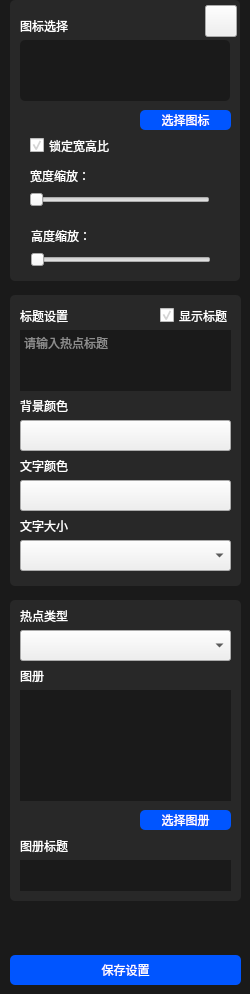
Above: trunk2/Include_720/project_edit_hotpoint_set.ui from lkpopo/PC_dimension before the change. Below: the same form after it.
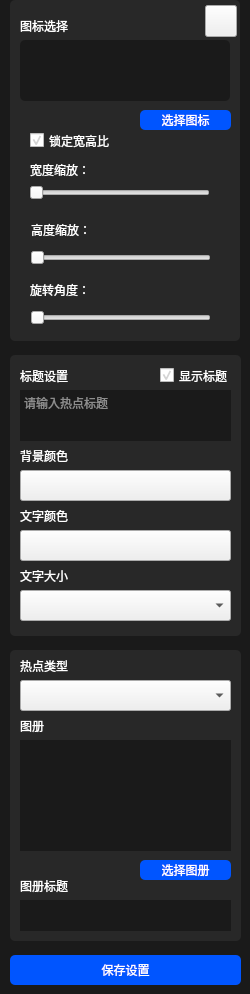
That is the form after the change.

The edit to the form file:
```diff
--- a/trunk2/Include_720/project_edit_hotpoint_set.ui
+++ b/trunk2/Include_720/project_edit_hotpoint_set.ui
@@ -35,7 +35,7 @@
      <x>10</x>
      <y>0</y>
      <width>230</width>
-     <height>281</height>
+     <height>341</height>
     </rect>
    </property>
    <property name="styleSheet">
@@ -137,9 +137,9 @@
    <property name="geometry">
     <rect>
      <x>10</x>
-     <y>295</y>
+     <y>355</y>
      <width>231</width>
-     <height>291</height>
+     <height>281</height>
     </rect>
    </property>
    <property name="styleSheet">
@@ -154,9 +154,9 @@
    <property name="geometry">
     <rect>
      <x>20</x>
-     <y>330</y>
+     <y>390</y>
      <width>211</width>
-     <height>61</height>
+     <height>51</height>
     </rect>
    </property>
    <property name="toolTip">
@@ -175,7 +175,7 @@
    <property name="geometry">
     <rect>
      <x>20</x>
-     <y>300</y>
+     <y>360</y>
      <width>121</width>
      <height>31</height>
     </rect>
@@ -191,7 +191,7 @@
    <property name="geometry">
     <rect>
      <x>160</x>
-     <y>300</y>
+     <y>360</y>
      <width>81</width>
      <height>31</height>
     </rect>
@@ -213,7 +213,7 @@
      <x>30</x>
      <y>130</y>
      <width>161</width>
-     <height>31</height>
+     <height>21</height>
     </rect>
    </property>
    <property name="styleSheet">
@@ -231,9 +231,9 @@
    <property name="geometry">
     <rect>
      <x>29</x>
-     <y>190</y>
+     <y>185</y>
      <width>181</width>
-     <height>20</height>
+     <height>15</height>
     </rect>
    </property>
    <property name="orientation">
@@ -246,7 +246,7 @@
      <x>30</x>
      <y>160</y>
      <width>71</width>
-     <height>31</height>
+     <height>20</height>
     </rect>
    </property>
    <property name="styleSheet">
@@ -263,7 +263,7 @@
      <x>30</x>
      <y>250</y>
      <width>181</width>
-     <height>20</height>
+     <height>15</height>
     </rect>
    </property>
    <property name="orientation">
@@ -276,7 +276,7 @@
      <x>31</x>
      <y>220</y>
      <width>71</width>
-     <height>31</height>
+     <height>20</height>
     </rect>
    </property>
    <property name="styleSheet">
@@ -309,7 +309,7 @@
      <x>100</x>
      <y>160</y>
      <width>113</width>
-     <height>31</height>
+     <height>20</height>
     </rect>
    </property>
    <property name="styleSheet">
@@ -328,7 +328,7 @@
      <x>100</x>
      <y>220</y>
      <width>113</width>
-     <height>31</height>
+     <height>20</height>
     </rect>
    </property>
    <property name="styleSheet">
@@ -345,7 +345,7 @@
    <property name="geometry">
     <rect>
      <x>20</x>
-     <y>390</y>
+     <y>440</y>
      <width>121</width>
      <height>31</height>
     </rect>
@@ -361,7 +361,7 @@
    <property name="geometry">
     <rect>
      <x>20</x>
-     <y>420</y>
+     <y>470</y>
      <width>211</width>
      <height>31</height>
     </rect>
@@ -374,7 +374,7 @@
    <property name="geometry">
     <rect>
      <x>20</x>
-     <y>480</y>
+     <y>530</y>
      <width>211</width>
      <height>31</height>
     </rect>
@@ -387,7 +387,7 @@
    <property name="geometry">
     <rect>
      <x>20</x>
-     <y>450</y>
+     <y>500</y>
      <width>121</width>
      <height>31</height>
     </rect>
@@ -403,7 +403,7 @@
    <property name="geometry">
     <rect>
      <x>20</x>
-     <y>510</y>
+     <y>560</y>
      <width>121</width>
      <height>31</height>
     </rect>
@@ -419,7 +419,7 @@
    <property name="geometry">
     <rect>
      <x>20</x>
-     <y>540</y>
+     <y>590</y>
      <width>211</width>
      <height>31</height>
     </rect>
@@ -444,9 +444,9 @@
    <property name="geometry">
     <rect>
      <x>10</x>
-     <y>600</y>
+     <y>650</y>
      <width>231</width>
-     <height>301</height>
+     <height>291</height>
     </rect>
    </property>
    <property name="styleSheet">
@@ -461,7 +461,7 @@
    <property name="geometry">
     <rect>
      <x>20</x>
-     <y>600</y>
+     <y>650</y>
      <width>121</width>
      <height>31</height>
     </rect>
@@ -477,7 +477,7 @@
    <property name="geometry">
     <rect>
      <x>20</x>
-     <y>630</y>
+     <y>680</y>
      <width>211</width>
      <height>31</height>
     </rect>
@@ -496,7 +496,7 @@
    <property name="geometry">
     <rect>
      <x>20</x>
-     <y>690</y>
+     <y>740</y>
      <width>211</width>
      <height>111</height>
     </rect>
@@ -511,7 +511,7 @@
    <property name="geometry">
     <rect>
      <x>20</x>
-     <y>660</y>
+     <y>710</y>
      <width>121</width>
      <height>31</height>
     </rect>
@@ -527,7 +527,7 @@
    <property name="geometry">
     <rect>
      <x>20</x>
-     <y>830</y>
+     <y>870</y>
      <width>121</width>
      <height>31</height>
     </rect>
@@ -543,7 +543,7 @@
    <property name="geometry">
     <rect>
      <x>20</x>
-     <y>860</y>
+     <y>900</y>
      <width>211</width>
      <height>31</height>
     </rect>
@@ -558,7 +558,7 @@
    <property name="geometry">
     <rect>
      <x>140</x>
-     <y>810</y>
+     <y>860</y>
      <width>91</width>
      <height>20</height>
     </rect>
@@ -576,7 +576,7 @@
    <property name="geometry">
     <rect>
      <x>20</x>
-     <y>690</y>
+     <y>740</y>
      <width>211</width>
      <height>111</height>
     </rect>
@@ -596,7 +596,7 @@
    <property name="geometry">
     <rect>
      <x>20</x>
-     <y>690</y>
+     <y>740</y>
      <width>211</width>
      <height>111</height>
     </rect>
@@ -612,6 +612,55 @@
     <set>Qt::AlignCenter</set>
    </property>
   </widget>
+  <widget class="QSlider" name="horizontalSlider_rotation_angle">
+   <property name="geometry">
+    <rect>
+     <x>30</x>
+     <y>310</y>
+     <width>181</width>
+     <height>15</height>
+    </rect>
+   </property>
+   <property name="orientation">
+    <enum>Qt::Horizontal</enum>
+   </property>
+  </widget>
+  <widget class="QLabel" name="label_3">
+   <property name="geometry">
+    <rect>
+     <x>30</x>
+     <y>280</y>
+     <width>71</width>
+     <height>20</height>
+    </rect>
+   </property>
+   <property name="styleSheet">
+    <string notr="true">color: rgb(255, 255, 255);
+font: 10pt &quot;微软雅黑&quot;;</string>
+   </property>
+   <property name="text">
+    <string>旋转角度：</string>
+   </property>
+  </widget>
+  <widget class="QLineEdit" name="lineEdit_rotation_angle">
+   <property name="geometry">
+    <rect>
+     <x>100</x>
+     <y>280</y>
+     <width>113</width>
+     <height>20</height>
+    </rect>
+   </property>
+   <property name="styleSheet">
+    <string notr="true">color: rgb(255, 255, 255);
+font: 10pt &quot;微软雅黑&quot;;
+background-color: rgb(40, 40, 40);
+border: 0px;</string>
+   </property>
+   <property name="alignment">
+    <set>Qt::AlignRight|Qt::AlignTrailing|Qt::AlignVCenter</set>
+   </property>
+  </widget>
   <zorder>label_bg</zorder>
   <zorder>label_frontCover_2</zorder>
   <zorder>label_title_2</zorder>
@@ -647,6 +696,9 @@
   <zorder>pushButton_selPic_style</zorder>
   <zorder>label_selPic_change</zorder>
   <zorder>label_selPic_change_name</zorder>
+  <zorder>horizontalSlider_rotation_angle</zorder>
+  <zorder>label_3</zorder>
+  <zorder>lineEdit_rotation_angle</zorder>
  </widget>
  <layoutdefault spacing="6" margin="11"/>
  <resources/>
```
